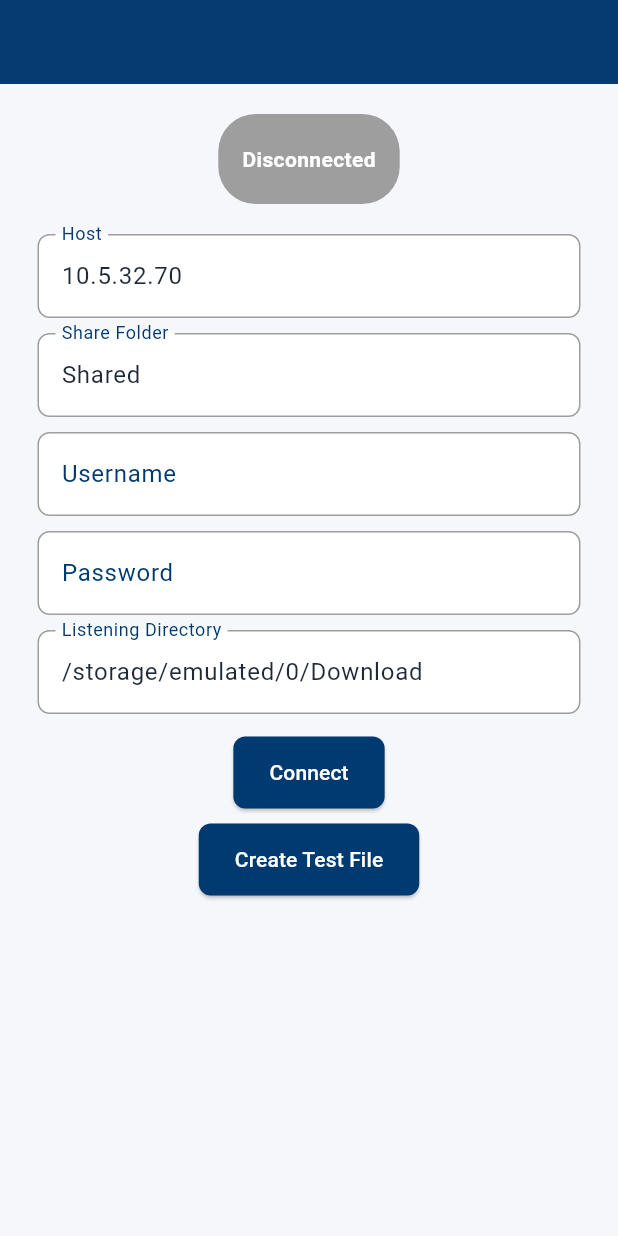
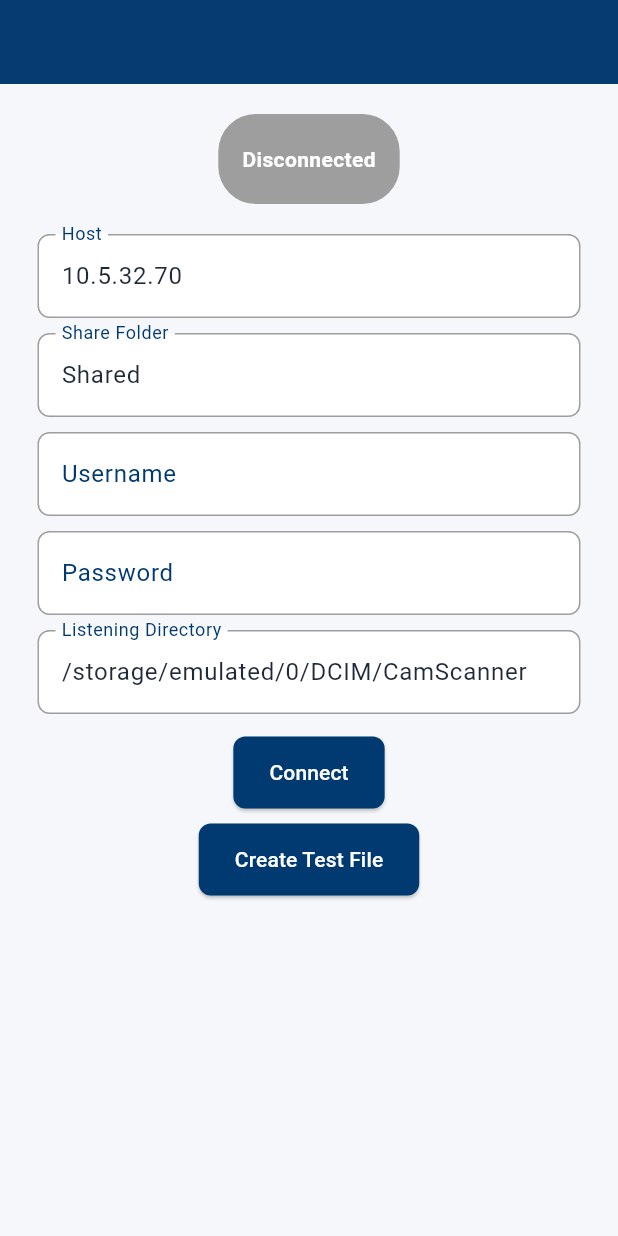
Before and after one commit to composureR3j3c/smb-connector, a Flutter app: the screen it shows after launch, on a phone screen of 412 x 824 dp. Run offline on Flutter 3.47's test engine with Material 3 defaults, Android fonts, the phone set to English and light mode, and no system bars; our stand-ins replace permission_handler; missing offline and left inert: smb_connect.

Commit message:
dir to camscanner

```diff
--- a/lib/main.dart
+++ b/lib/main.dart
@@ -122,7 +122,7 @@ class _SmbTestPageState extends State<SmbTestPage> {
 
   final passwordController = TextEditingController(text: "");
   final directoryController = TextEditingController(
-    text: "/storage/emulated/0/Download",
+    text: "/storage/emulated/0/DCIM/CamScanner",
   );
 
   final Set<String> uploadedFiles = {};
```
Also changed, not shown: 1 other file.
